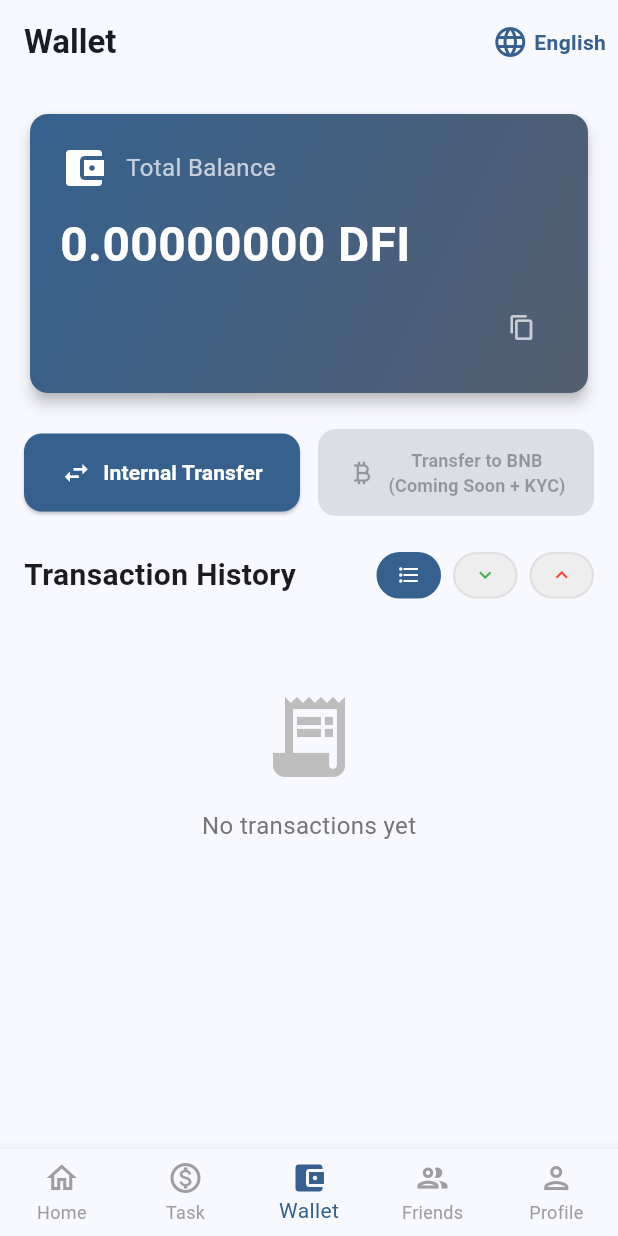
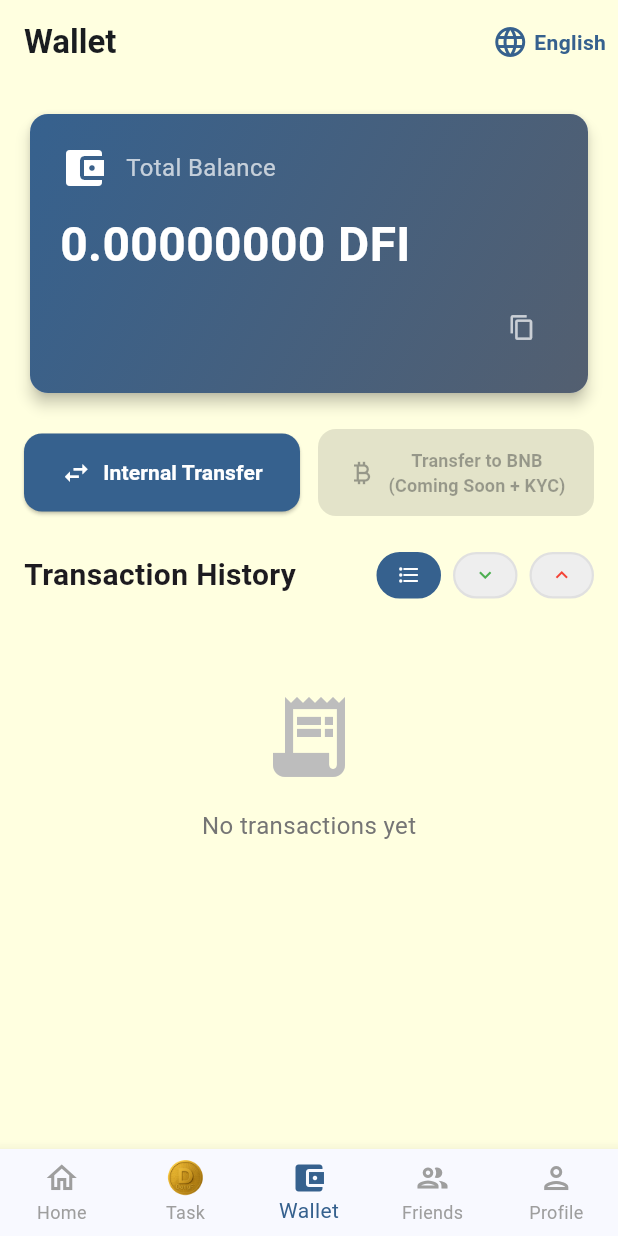
Before and after one commit to huyhuyhuy/app_coinz, a Flutter app: the MainScreen screen opened directly, after a tap on "Total Balance", on a phone screen of 412 x 824 dp. Run offline on Flutter 3.47's test engine with Material 3 defaults, Android fonts, the phone set to English and light mode, and no system bars; drawn by our look-alikes of google_mobile_ads; our stand-ins replace google_fonts, image_cropper, image_picker, shared_preferences, sqflite, supabase_flutter and 2 more; accounts and stored records are empty; network calls fail.

Commit message:
update icon, background color

```diff
--- a/lib/main.dart
+++ b/lib/main.dart
@@ -61,6 +61,7 @@ class MyApp extends StatelessWidget {
                 seedColor: const Color(0xFF2196F3),
                 brightness: Brightness.light,
               ),
+              scaffoldBackgroundColor: const Color(0xFFFFFFE0), // ✅ Màu nền vàng nhạt #FFFFE0
               useMaterial3: true,
               textTheme: GoogleFonts.robotoTextTheme(),
             ),
--- a/lib/screens/main_screen.dart
+++ b/lib/screens/main_screen.dart
@@ -92,8 +92,20 @@ class _MainScreenState extends State<MainScreen> {
             label: localizations.home,
           ),
           BottomNavigationBarItem(
-            icon: const Icon(Icons.monetization_on_outlined),
-            activeIcon: const Icon(Icons.monetization_on),
+            icon: Image.asset(
+              'assets/icons/task_tab_icon.png',
+              width: 24,
+              height: 24,
+              fit: BoxFit.contain,
+              // ✅ BỎ color để hiển thị icon gốc (màu vàng)
+            ),
+            activeIcon: Image.asset(
+              'assets/icons/task_tab_icon.png',
+              width: 24,
+              height: 24,
+              fit: BoxFit.contain,
+              // ✅ BỎ color để hiển thị icon gốc (màu vàng)
+            ),
             label: localizations.task,
           ),
           BottomNavigationBarItem(
--- a/lib/screens/tabs/home_tab.dart
+++ b/lib/screens/tabs/home_tab.dart
@@ -137,8 +137,8 @@ class _HomeTabState extends State<HomeTab> with WidgetsBindingObserver {
                   // Welcome text
                   Text(
                     localizations.locale.languageCode == 'vi'
-                        ? 'Xin chào, $firstName!'
-                        : 'Hello, $firstName!',
+                        ? '$firstName'
+                        : '$firstName',
                     style: GoogleFonts.roboto(
                       fontSize: 24,
                       fontWeight: FontWeight.bold,
@@ -282,7 +282,7 @@ class _HomeTabState extends State<HomeTab> with WidgetsBindingObserver {
                           Expanded(
                             child: _buildStatItem(
                               context,
-                              Icons.monetization_on,
+                              'assets/icons/mined_icon.png', // ✅ Dùng PNG icon
                               miningProvider.formattedCoins,
                               localizations.coinsMined,
                               Colors.orange,
@@ -367,18 +367,26 @@ class _HomeTabState extends State<HomeTab> with WidgetsBindingObserver {
 
   Widget _buildStatItem(
     BuildContext context,
-    IconData icon,
+    dynamic icon, // ✅ Hỗ trợ cả IconData và String (asset path)
     String value,
     String label,
     Color color,
   ) {
     return Column(
       children: [
-        Icon(
-          icon,
-          size: 32,
-          color: color,
-        ),
+        // ✅ Hiển thị icon phù hợp: Material Icon hoặc PNG Asset
+        icon is IconData
+            ? Icon(
+                icon,
+                size: 32,
+                color: color,
+              )
+            : Image.asset(
+                icon as String,
+                width: 32,
+                height: 32,
+                fit: BoxFit.contain,
+              ),
         const SizedBox(height: 8),
         Text(
           value,
--- a/lib/screens/tabs/wallet_tab.dart
+++ b/lib/screens/tabs/wallet_tab.dart
@@ -90,7 +90,7 @@ class _WalletTabState extends State<WalletTab> {
                       labelText: localizations.recipientWalletAddress,
                       hintText: 'DFI...',
                       border: const OutlineInputBorder(),
-                      prefixIcon: const Icon(Icons.account_balance_wallet),
+                      // prefixIcon: const Icon(Icons.account_balance_wallet), // bỏ icon này đi
                     ),
                     enabled: !showPasswordField,
                   ),
@@ -101,7 +101,7 @@ class _WalletTabState extends State<WalletTab> {
                       labelText: localizations.amount,
                       hintText: '0.00',
                       border: const OutlineInputBorder(),
-                      prefixIcon: const Icon(Icons.monetization_on),
+                      // prefixIcon: const Icon(Icons.monetization_on), // bỏ icon này đi
                       suffixText: 'DFI',
                     ),
                     keyboardType: const TextInputType.numberWithOptions(decimal: true),
```
Also changed, not shown: lib/widgets/video_carousel_widget.dart (+65 -49 lines), assets/icons/mined_icon.png (added), assets/icons/task_tab_icon.png (added).
